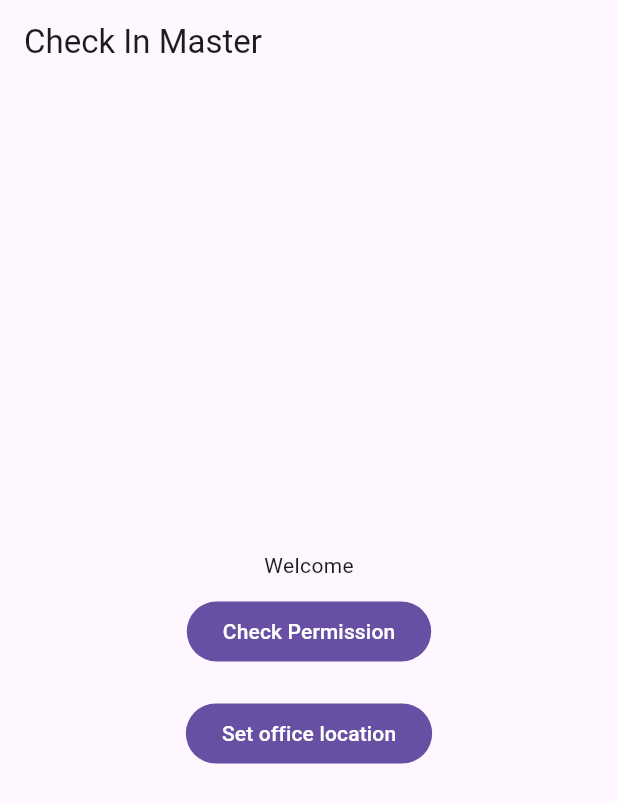
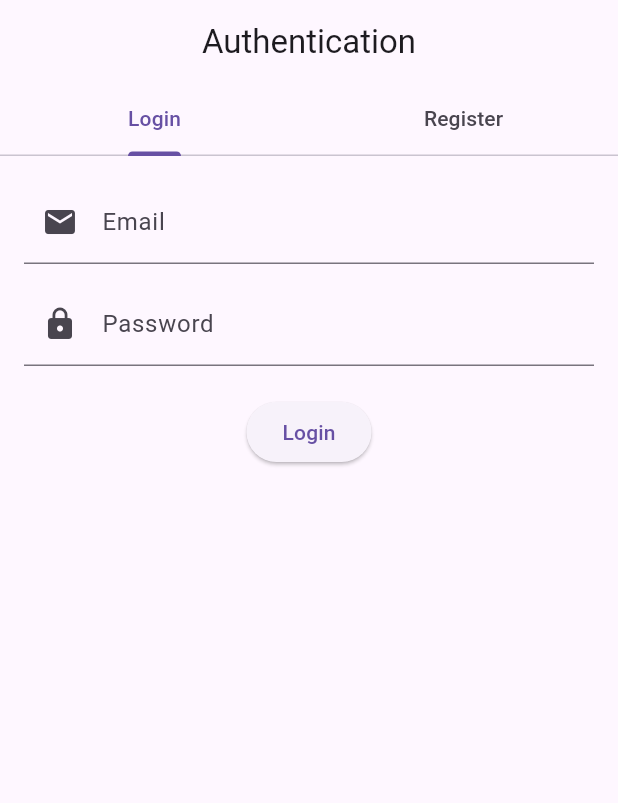
Before and after one commit to tariqul-dev/check_in_master, a Flutter app: the screen it shows after launch, on a phone screen of 412 x 824 dp. Shown: the top 803 px of the screen. Run offline on Flutter 3.47's test engine with Material 3 defaults, Android fonts, the phone set to English and light mode, and no system bars; our stand-ins replace bloc, cloud_firestore, dartz, equatable, firebase_auth, firebase_core and 6 more; accounts and stored records are empty.

Commit message:
Design the auth page and prepare pipeline for auth operation

```diff
--- a/lib/main.dart
+++ b/lib/main.dart
@@ -1,5 +1,5 @@
 import 'package:check_in_master/src/core/di/app_dependencies_builder.dart';
-import 'package:check_in_master/src/features/home/ui/pages/home_page.dart';
+import 'package:check_in_master/src/features/auth/ui/pages/auth_page.dart';
 import 'package:firebase_core/firebase_core.dart';
 import 'package:flutter/material.dart';
 import 'firebase_options.dart';
@@ -20,7 +20,7 @@ class CheckInMasterApp extends StatelessWidget {
   Widget build(BuildContext context) {
     return MaterialApp(
       title: "Check In Master",
-      home: HomePage(),
+      home: AuthPage(),
     );
   }
 }
--- /dev/null
+++ b/lib/src/features/auth/data/models/login_input_model.dart
@@ -0,0 +1,21 @@
+import 'package:freezed_annotation/freezed_annotation.dart';
+
+import '../../domain/entities/login_input_entity.dart';
+
+part 'login_input_model.g.dart';
+
+@JsonSerializable(explicitToJson: true)
+class LoginInputModel {
+  final String email;
+  final String password;
+
+  const LoginInputModel({required this.email, required this.password});
+
+  factory LoginInputModel.fromEntity(LoginInputEntity entity) =>
+      LoginInputModel(email: entity.email, password: entity.password);
+
+  LoginInputEntity toEntity() =>
+      LoginInputEntity(email: email, password: password);
+
+  Map<String, dynamic> toJson() => _$LoginInputModelToJson(this);
+}
--- /dev/null
+++ b/lib/src/features/auth/data/models/register_input_model.dart
@@ -0,0 +1,30 @@
+import 'package:freezed_annotation/freezed_annotation.dart';
+
+import '../../domain/entities/register_input_entity.dart';
+
+part 'register_input_model.g.dart';
+
+@JsonSerializable(explicitToJson: true)
+class RegisterInputModel {
+  final String name;
+  final String email;
+  final String password;
+
+  RegisterInputModel({
+    required this.name,
+    required this.email,
+    required this.password,
+  });
+
+  factory RegisterInputModel.fromEntity(RegisterInputEntity entity) =>
+      RegisterInputModel(
+        name: entity.name,
+        email: entity.email,
+        password: entity.password,
+      );
+
+  RegisterInputEntity toEntity() =>
+      RegisterInputEntity(name: name, email: email, password: password);
+
+  Map<String, dynamic> toJson() => _$RegisterInputModelToJson(this);
+}
--- /dev/null
+++ b/lib/src/features/auth/domain/entities/login_input_entity.dart
@@ -0,0 +1,11 @@
+import 'package:equatable/equatable.dart';
+
+class LoginInputEntity extends Equatable {
+  final String email;
+  final String password;
+
+  const LoginInputEntity({required this.email, required this.password});
+
+  @override
+  List<Object?> get props => [email, password];
+}
--- /dev/null
+++ b/lib/src/features/auth/domain/entities/register_input_entity.dart
@@ -0,0 +1,16 @@
+import 'package:equatable/equatable.dart';
+
+class RegisterInputEntity extends Equatable {
+  final String name;
+  final String email;
+  final String password;
+
+  const RegisterInputEntity({
+    required this.name,
+    required this.email,
+    required this.password,
+  });
+
+  @override
+  List<Object?> get props => [name, email, password];
+}
--- /dev/null
+++ b/lib/src/features/auth/domain/entities/user_entity.dart
@@ -0,0 +1,18 @@
+import 'package:equatable/equatable.dart';
+
+class UserEntity extends Equatable {
+  final String name;
+  final String email;
+  final int? checkInDateTime;
+  final int? checkOutDateTime;
+
+  const UserEntity({
+    required this.name,
+    required this.email,
+    required this.checkInDateTime,
+    required this.checkOutDateTime,
+  });
+
+  @override
+  List<Object?> get props => [name, email, checkInDateTime, checkOutDateTime];
+}
--- /dev/null
+++ b/lib/src/features/auth/ui/pages/auth_page.dart
@@ -0,0 +1,180 @@
+import 'package:flutter/material.dart';
+
+class AuthPage extends StatefulWidget {
+  static const path = '/AuthPage';
+
+  static Route<dynamic> route() {
+    return MaterialPageRoute(
+      builder: (_) => const AuthPage(),
+      settings: RouteSettings(name: AuthPage.path),
+    );
+  }
+
+  const AuthPage({super.key});
+
+  @override
+  State<AuthPage> createState() => _AuthPageState();
+}
+
+class _AuthPageState extends State<AuthPage> with SingleTickerProviderStateMixin {
+  late TabController _tabController;
+
+  final _loginFormKey = GlobalKey<FormState>();
+  final _registerFormKey = GlobalKey<FormState>();
+
+  // Login controllers
+  final _loginEmailController = TextEditingController();
+  final _loginPasswordController = TextEditingController();
+
+  // Register controllers
+  final _registerNameController = TextEditingController();
+  final _registerEmailController = TextEditingController();
+  final _registerPasswordController = TextEditingController();
+
+  @override
+  void initState() {
+    super.initState();
+    _tabController = TabController(length: 2, vsync: this);
+  }
+
+  @override
+  void dispose() {
+    _tabController.dispose();
+    _loginEmailController.dispose();
+    _loginPasswordController.dispose();
+    _registerNameController.dispose();
+    _registerEmailController.dispose();
+    _registerPasswordController.dispose();
+    super.dispose();
+  }
+
+  void _login() {
+    if (_loginFormKey.currentState!.validate()) {
+      // TODO: Implement login logic
+      ScaffoldMessenger.of(context).showSnackBar(
+        const SnackBar(content: Text('Logging in...')),
+      );
+    }
+  }
+
+  void _register() {
+    if (_registerFormKey.currentState!.validate()) {
+      // TODO: Implement registration logic
+      ScaffoldMessenger.of(context).showSnackBar(
+        const SnackBar(content: Text('Registering...')),
+      );
+    }
+  }
+
+  @override
+  Widget build(BuildContext context) {
+    return Scaffold(
+      appBar: AppBar(
+        title: const Text("Authentication"),
+        centerTitle: true,
+        bottom: TabBar(
+          controller: _tabController,
+          tabs: const [
+            Tab(text: "Login"),
+            Tab(text: "Register"),
+          ],
+        ),
+      ),
+      body: SafeArea(
+        child: TabBarView(
+          controller: _tabController,
+          children: [
+            _buildLoginForm(),
+            _buildRegisterForm(),
+          ],
+        ),
+      ),
+    );
+  }
+
+  Widget _buildLoginForm() {
+    return Padding(
+      padding: const EdgeInsets.all(16.0),
+      child: Form(
+        key: _loginFormKey,
+        child: Column(
+          children: [
+            TextFormField(
+              controller: _loginEmailController,
+              decoration: const InputDecoration(
+                labelText: "Email",
+                prefixIcon: Icon(Icons.email),
+              ),
+              validator: (value) =>
+              value!.isEmpty ? "Enter your email" : null,
+            ),
+            const SizedBox(height: 12),
+            TextFormField(
+              controller: _loginPasswordController,
+              decoration: const InputDecoration(
+                labelText: "Password",
+                prefixIcon: Icon(Icons.lock),
+              ),
+              obscureText: true,
+              validator: (value) =>
+              value!.isEmpty ? "Enter your password" : null,
+            ),
+            const SizedBox(height: 20),
+            ElevatedButton(
+              onPressed: _login,
+              child: const Text("Login"),
+            ),
+          ],
+        ),
+      ),
+    );
+  }
+
+  Widget _buildRegisterForm() {
+    return Padding(
+      padding: const EdgeInsets.all(16.0),
+      child: Form(
+        key: _registerFormKey,
+        child: Column(
+          children: [
+            TextFormField(
+              controller: _registerNameController,
+              decoration: const InputDecoration(
+                labelText: "Name",
+                prefixIcon: Icon(Icons.person),
+              ),
+              validator: (value) =>
+              value!.isEmpty ? "Enter your name" : null,
+            ),
+            const SizedBox(height: 12),
+            TextFormField(
+              controller: _registerEmailController,
+              decoration: const InputDecoration(
+                labelText: "Email",
+                prefixIcon: Icon(Icons.email),
+              ),
+              validator: (value) =>
+              value!.isEmpty ? "Enter your email" : null,
+            ),
+            const SizedBox(height: 12),
+            TextFormField(
+              controller: _registerPasswordController,
+              decoration: const InputDecoration(
+                labelText: "Password",
+                prefixIcon: Icon(Icons.lock),
+              ),
+              obscureText: true,
+              validator: (value) =>
+              value!.isEmpty ? "Enter your password" : null,
+            ),
+            const SizedBox(height: 20),
+            ElevatedButton(
+              onPressed: _register,
+              child: const Text("Register"),
+            ),
+          ],
+        ),
+      ),
+    );
+  }
+}
```
Also changed, not shown: lib/src/features/auth/data/datasources/remote_datasource/auth_remote_datasource.dart (added, +87 -0 lines), lib/src/features/auth/data/models/user_model.dart (added, +39 -0 lines), lib/src/features/auth/data/repositories/auth_repository_impl.dart (added, +52 -0 lines), lib/src/features/auth/domain/repositories/auth_repository.dart (added, +17 -0 lines), lib/src/features/auth/domain/usecases/get_current_user.dart (added, +19 -0 lines), lib/src/features/auth/domain/usecases/login_with_email_password.dart (added, +20 -0 lines), lib/src/features/auth/domain/usecases/logout.dart (added, +18 -0 lines), lib/src/features/auth/domain/usecases/register_with_email_password.dart (added, +20 -0 lines).
